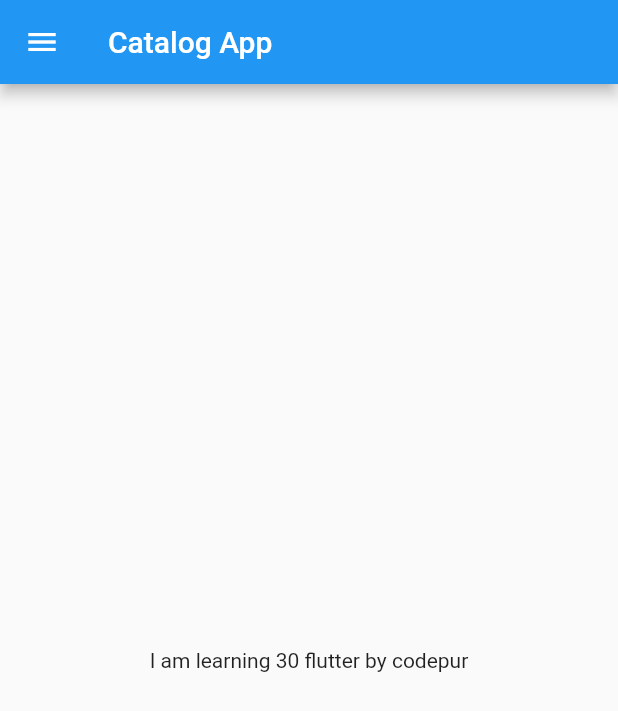
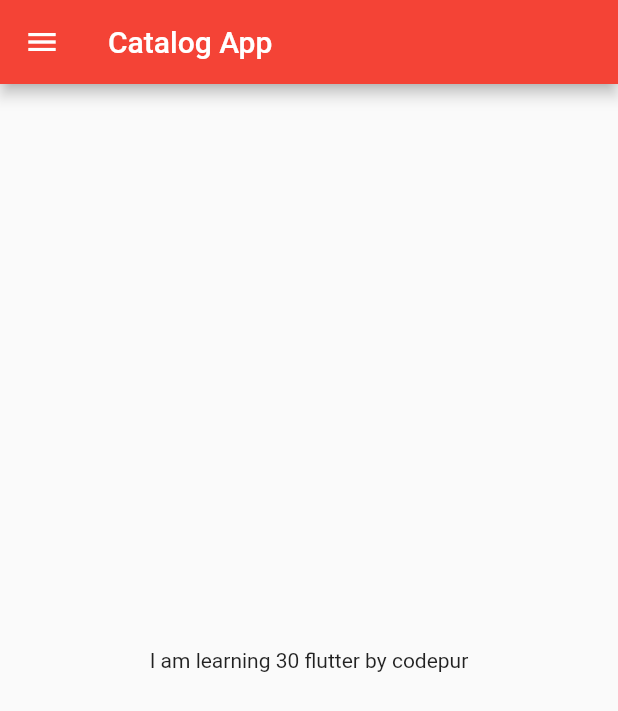
Before and after one commit to apsarabishwokarma/BookNook-App-Flutter, a Flutter app: the screen it shows after launch, on a phone screen of 412 x 824 dp. Shown: the top 711 px of the screen. Run offline on Flutter 3.47's test engine with Material 2 defaults, Android fonts, the phone set to English and light mode, and no system bars.

Commit message:
day3_Functions, Classes, Routes, Theme & Text

```diff
--- a/lib/main.dart
+++ b/lib/main.dart
@@ -1,5 +1,6 @@
 import 'package:flutter/material.dart';
-import 'package:flutter_learning/home_page.dart';
+import 'package:flutter_learning/pages/home_page.dart';
+import 'package:flutter_learning/pages/login_page.dart';
 
 void main() {
   runApp(const MyApp()); //runApp is a method
@@ -8,11 +9,23 @@ void main() {
 class MyApp extends StatelessWidget {
   const MyApp({super.key});
 
+//build method ma UI ko portion
+
   @override
-  //build method ma UI ko portion
   Widget build(BuildContext context) {
     return MaterialApp(
-      home: HomePage(),
+//home: HomePage(),
+      themeMode: ThemeMode.light,
+      theme: ThemeData(primarySwatch: Colors.red),
+      darkTheme: ThemeData(
+        brightness: Brightness.dark,
+      ),
+      initialRoute: "/home",
+      routes: {
+        "/": (context) => const HomePage(),
+        "/homepage": (context) => const LoginPage(),
+        "/login": (context) => const LoginPage(),
+      },
     );
   }
 }
```
Also changed, not shown: lib/pages/login_page.dart (added, +21 -0 lines), lib/pages/home_page.dart (renamed from lib/home_page.dart), 1 other file.
